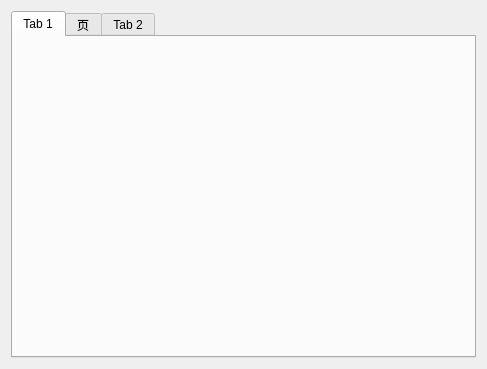
First picture: the form in ui/raw/_symbology.ui, repository yiguanxianyu/PiGIS, before the edit.
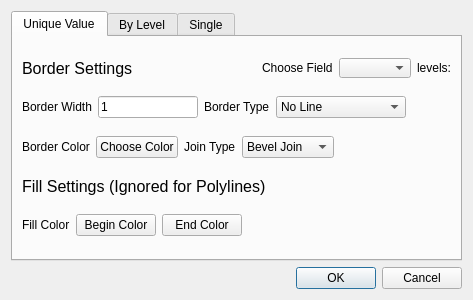
Second picture: the form after the edit. The open tabs and pages were chosen to show the change.

Commit message: Symbology pages

What changed in the file:
```diff
--- a/ui/raw/_symbology.ui
+++ b/ui/raw/_symbology.ui
@@ -6,8 +6,8 @@
    <rect>
     <x>0</x>
     <y>0</y>
-    <width>487</width>
-    <height>369</height>
+    <width>473</width>
+    <height>300</height>
    </rect>
   </property>
   <property name="minimumSize">
@@ -22,29 +22,300 @@
   <property name="locale">
    <locale language="English" country="UnitedStates"/>
   </property>
-  <layout class="QGridLayout" name="gridLayout">
-   <item row="0" column="0">
+  <layout class="QVBoxLayout" name="verticalLayout">
+   <item>
     <widget class="QTabWidget" name="tabWidget">
      <property name="currentIndex">
       <number>1</number>
      </property>
      <widget class="QWidget" name="sv">
       <attribute name="title">
-       <string>Tab 1</string>
+       <string>Unique Value</string>
       </attribute>
+      <layout class="QVBoxLayout" name="verticalLayout_2">
+       <item>
+        <layout class="QHBoxLayout" name="horizontalLayout">
+         <item>
+          <widget class="QLabel" name="label_12">
+           <property name="maximumSize">
+            <size>
+             <width>16777215</width>
+             <height>20</height>
+            </size>
+           </property>
+           <property name="font">
+            <font>
+             <pointsize>12</pointsize>
+            </font>
+           </property>
+           <property name="text">
+            <string>Border Settings</string>
+           </property>
+          </widget>
+         </item>
+         <item>
+          <spacer name="horizontalSpacer">
+           <property name="orientation">
+            <enum>Qt::Horizontal</enum>
+           </property>
+           <property name="sizeHint" stdset="0">
+            <size>
+             <width>40</width>
+             <height>20</height>
+            </size>
+           </property>
+          </spacer>
+         </item>
+         <item>
+          <widget class="QLabel" name="label">
+           <property name="maximumSize">
+            <size>
+             <width>16777215</width>
+             <height>20</height>
+            </size>
+           </property>
+           <property name="text">
+            <string>Choose Field</string>
+           </property>
+          </widget>
+         </item>
+         <item>
+          <widget class="QComboBox" name="fieldsComboBox">
+           <property name="maximumSize">
+            <size>
+             <width>16777215</width>
+             <height>20</height>
+            </size>
+           </property>
+          </widget>
+         </item>
+         <item>
+          <widget class="QLabel" name="levelNumberLabel">
+           <property name="maximumSize">
+            <size>
+             <width>16777215</width>
+             <height>20</height>
+            </size>
+           </property>
+           <property name="text">
+            <string>levels:</string>
+           </property>
+          </widget>
+         </item>
+        </layout>
+       </item>
+       <item>
+        <layout class="QHBoxLayout" name="horizontalLayout_11">
+         <item>
+          <widget class="QLabel" name="label_18">
+           <property name="text">
+            <string>Border Width</string>
+           </property>
+          </widget>
+         </item>
+         <item>
+          <widget class="QLineEdit" name="borderWidth_0">
+           <property name="maximumSize">
+            <size>
+             <width>100</width>
+             <height>16777215</height>
+            </size>
+           </property>
+           <property name="text">
+            <string>1</string>
+           </property>
+          </widget>
+         </item>
+         <item>
+          <widget class="QLabel" name="label_19">
+           <property name="text">
+            <string>Border Type</string>
+           </property>
+          </widget>
+         </item>
+         <item>
+          <widget class="QComboBox" name="borderTypeCombo_0">
+           <item>
+            <property name="text">
+             <string>No Line</string>
+            </property>
+           </item>
+           <item>
+            <property name="text">
+             <string>Solid Line</string>
+            </property>
+           </item>
+           <item>
+            <property name="text">
+             <string>Dash Line</string>
+            </property>
+           </item>
+           <item>
+            <property name="text">
+             <string>Dot Line</string>
+            </property>
+           </item>
+           <item>
+            <property name="text">
+             <string>Dash Dot Line</string>
+            </property>
+           </item>
+           <item>
+            <property name="text">
+             <string>Dash Dot Dot Line</string>
+            </property>
+           </item>
+          </widget>
+         </item>
+         <item>
+          <spacer name="horizontalSpacer_8">
+           <property name="orientation">
+            <enum>Qt::Horizontal</enum>
+           </property>
+           <property name="sizeHint" stdset="0">
+            <size>
+             <width>40</width>
+             <height>20</height>
+            </size>
+           </property>
+          </spacer>
+         </item>
+        </layout>
+       </item>
+       <item>
+        <layout class="QHBoxLayout" name="horizontalLayout_7">
+         <item>
+          <widget class="QLabel" name="label_20">
+           <property name="text">
+            <string>Border Color</string>
+           </property>
+          </widget>
+         </item>
+         <item>
+          <widget class="QPushButton" name="borderColor_0">
+           <property name="text">
+            <string>Choose Color</string>
+           </property>
+          </widget>
+         </item>
+         <item>
+          <widget class="QLabel" name="label_21">
+           <property name="text">
+            <string>Join Type</string>
+           </property>
+          </widget>
+         </item>
+         <item>
+          <widget class="QComboBox" name="borderJoinCombo_0">
+           <item>
+            <property name="text">
+             <string>Bevel Join</string>
+            </property>
+           </item>
+           <item>
+            <property name="text">
+             <string>Miter Join</string>
+            </property>
+           </item>
+           <item>
+            <property name="text">
+             <string>Round Join</string>
+            </property>
+           </item>
+          </widget>
+         </item>
+         <item>
+          <spacer name="horizontalSpacer_9">
+           <property name="orientation">
+            <enum>Qt::Horizontal</enum>
+           </property>
+           <property name="sizeHint" stdset="0">
+            <size>
+             <width>40</width>
+             <height>20</height>
+            </size>
+           </property>
+          </spacer>
+         </item>
+        </layout>
+       </item>
+       <item>
+        <widget class="QLabel" name="label_14">
+         <property name="maximumSize">
+          <size>
+           <width>16777215</width>
+           <height>20</height>
+          </size>
+         </property>
+         <property name="font">
+          <font>
+           <pointsize>12</pointsize>
+          </font>
+         </property>
+         <property name="text">
+          <string>Fill Settings (Ignored for Polylines)</string>
+         </property>
+        </widget>
+       </item>
+       <item>
+        <layout class="QHBoxLayout" name="horizontalLayout_2">
+         <item>
+          <widget class="QLabel" name="label_3">
+           <property name="text">
+            <string>Fill Color</string>
+           </property>
+          </widget>
+         </item>
+         <item>
+          <widget class="QPushButton" name="beginColor_1">
+           <property name="text">
+            <string>Begin Color</string>
+           </property>
+          </widget>
+         </item>
+         <item>
+          <widget class="QPushButton" name="endColor_2">
+           <property name="text">
+            <string>End Color</string>
+           </property>
+          </widget>
+         </item>
+         <item>
+          <spacer name="horizontalSpacer_3">
+           <property name="orientation">
+            <enum>Qt::Horizontal</enum>
+           </property>
+           <property name="sizeHint" stdset="0">
+            <size>
+             <width>40</width>
+             <height>20</height>
+            </size>
+           </property>
+          </spacer>
+         </item>
+        </layout>
+       </item>
+      </layout>
      </widget>
      <widget class="QWidget" name="tab_3">
       <attribute name="title">
-       <string>页</string>
+       <string>By Level</string>
       </attribute>
      </widget>
      <widget class="QWidget" name="uniqueValue">
       <attribute name="title">
-       <string>Tab 2</string>
+       <string>Single</string>
       </attribute>
      </widget>
     </widget>
    </item>
+   <item>
+    <widget class="QDialogButtonBox" name="buttonBox">
+     <property name="standardButtons">
+      <set>QDialogButtonBox::Cancel|QDialogButtonBox::Ok</set>
+     </property>
+    </widget>
+   </item>
   </layout>
  </widget>
  <resources/>
```
Left out of the diff: 887 changed lines with no effect on the pictures. The commit also changes 4 other files.
